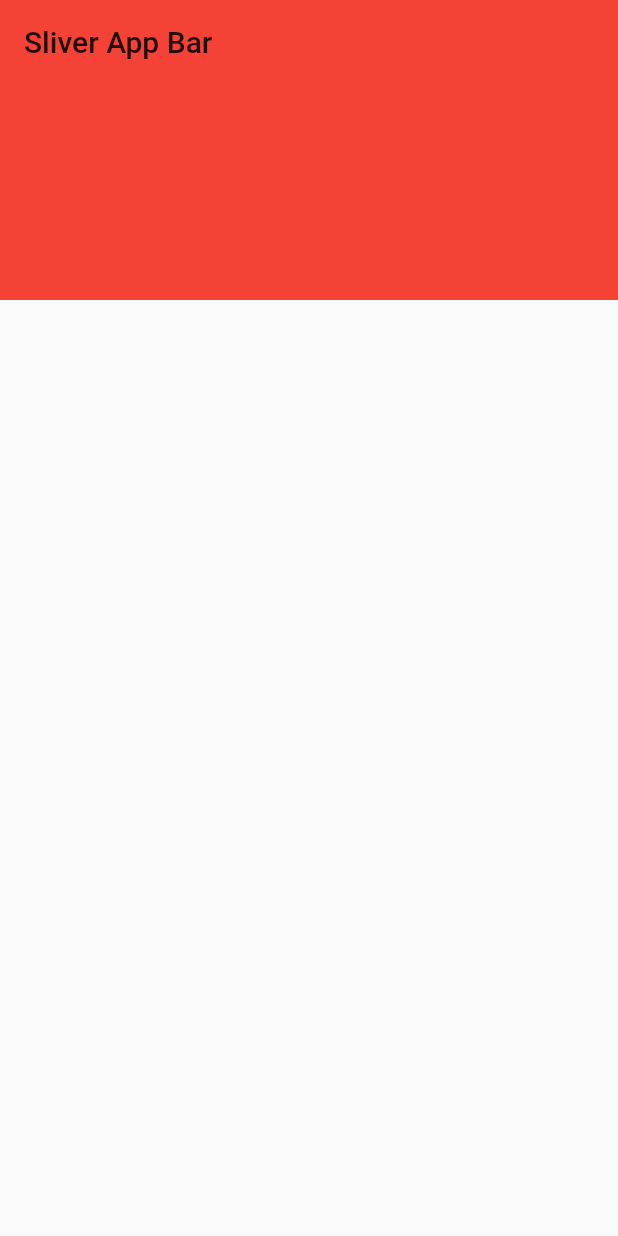
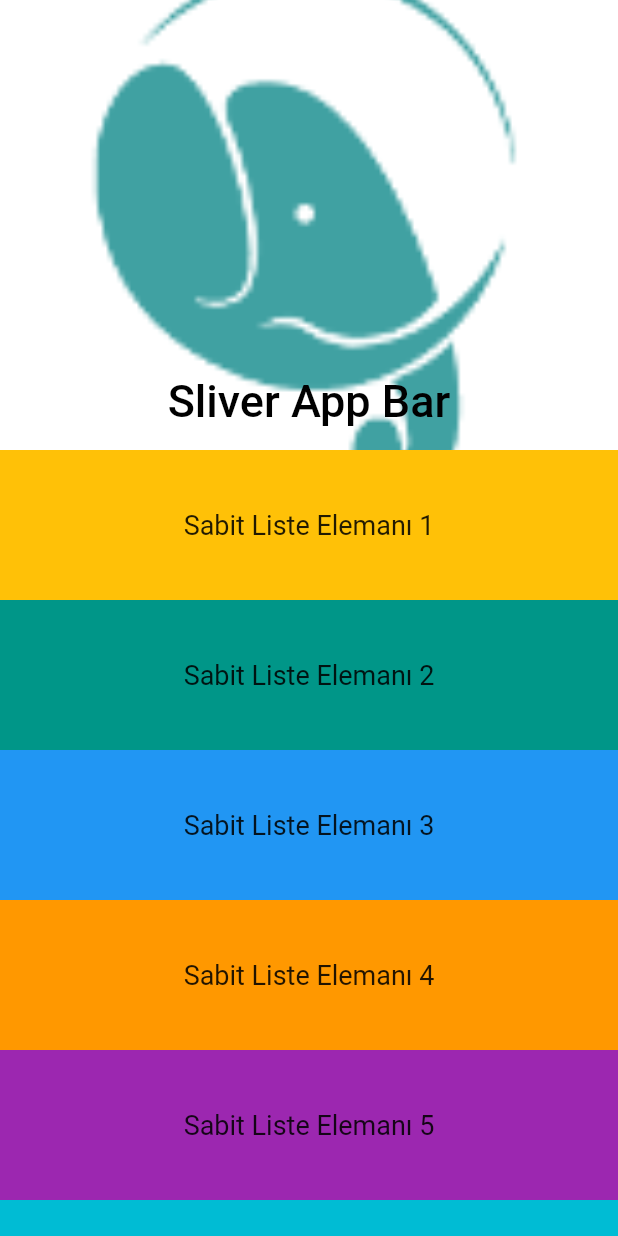
Before and after one commit to ibrahimuzul/flutter_dersleri, a Flutter app: the screen it shows after launch, on a phone screen of 412 x 824 dp. Run offline on Flutter 3.47's test engine with Material 2 defaults, Android fonts, the phone set to English and light mode, and no system bars; our stand-ins replace fluttertoast.

Commit message:
73 SilverList Kullanmı ve Statik Eleman Oluşturma

```diff
--- a/lib/ui/custom_scroll_ve_slivers.dart
+++ b/lib/ui/custom_scroll_ve_slivers.dart
@@ -5,24 +5,73 @@ import 'package:flutter/material.dart';
 class CollapsableToolbarOrnek extends StatelessWidget {
   @override
   Widget build(BuildContext context) {
-
     return CustomScrollView(
-
       slivers: <Widget>[
         SliverAppBar(
-          title: Text("Sliver App Bar"),
           backgroundColor: Colors.red,
-          expandedHeight: 200,
+          expandedHeight: 300,
           floating: true,
+          pinned: true,
+          snap: true,
+          flexibleSpace: FlexibleSpaceBar(
+            title: Text("Sliver App Bar"),
+            centerTitle: true,
+            background: Image.asset("assets/images/icon.png", fit: BoxFit.cover,),
+          ),
         ),
-        /* SliverList(),
-      SliverFixedExtentList(),
-      SliverGrid(),
-      SliverGrid.count(crossAxisCount: 2),
-      SliverGrid.extent(maxCrossAxisExtent: 200),*/
+        SliverList(
+          delegate: SliverChildListDelegate(
+            sabitListeElemanlari(),
+          ),
+        ),
       ],
-
     );
   }
 
+  List<Widget> sabitListeElemanlari() {
+    return [
+      Container(
+        height: 100,
+        color: Colors.amber,
+        alignment: Alignment.center,
+        child: Text("Sabit Liste Elemanı 1",style: TextStyle(fontSize: 18), textAlign: TextAlign.center,),
+      ),
+      Container(
+        height: 100,
+        color: Colors.teal,
+        alignment: Alignment.center,
+        child: Text("Sabit Liste Elemanı 2",style: TextStyle(fontSize: 18), textAlign: TextAlign.center,),
+      ),
+      Container(
+        height: 100,
+        color: Colors.blue,
+        alignment: Alignment.center,
+        child: Text("Sabit Liste Elemanı 3",style: TextStyle(fontSize: 18), textAlign: TextAlign.center,),
+      ),
+      Container(
+        height: 100,
+        color: Colors.orange,
+        alignment: Alignment.center,
+        child: Text("Sabit Liste Elemanı 4",style: TextStyle(fontSize: 18), textAlign: TextAlign.center,),
+      ),
+      Container(
+        height: 100,
+        color: Colors.purple,
+        alignment: Alignment.center,
+        child: Text("Sabit Liste Elemanı 5",style: TextStyle(fontSize: 18), textAlign: TextAlign.center,),
+      ),
+      Container(
+        height: 100,
+        color: Colors.cyan,
+        alignment: Alignment.center,
+        child: Text("Sabit Liste Elemanı 6",style: TextStyle(fontSize: 18), textAlign: TextAlign.center,),
+      ),
+      Container(
+        height: 100,
+        color: Colors.cyan,
+        alignment: Alignment.center,
+        child: Text("Sabit Liste Elemanı 6",style: TextStyle(fontSize: 18), textAlign: TextAlign.center,),
+      ),
+    ];
+  }
 }
```
